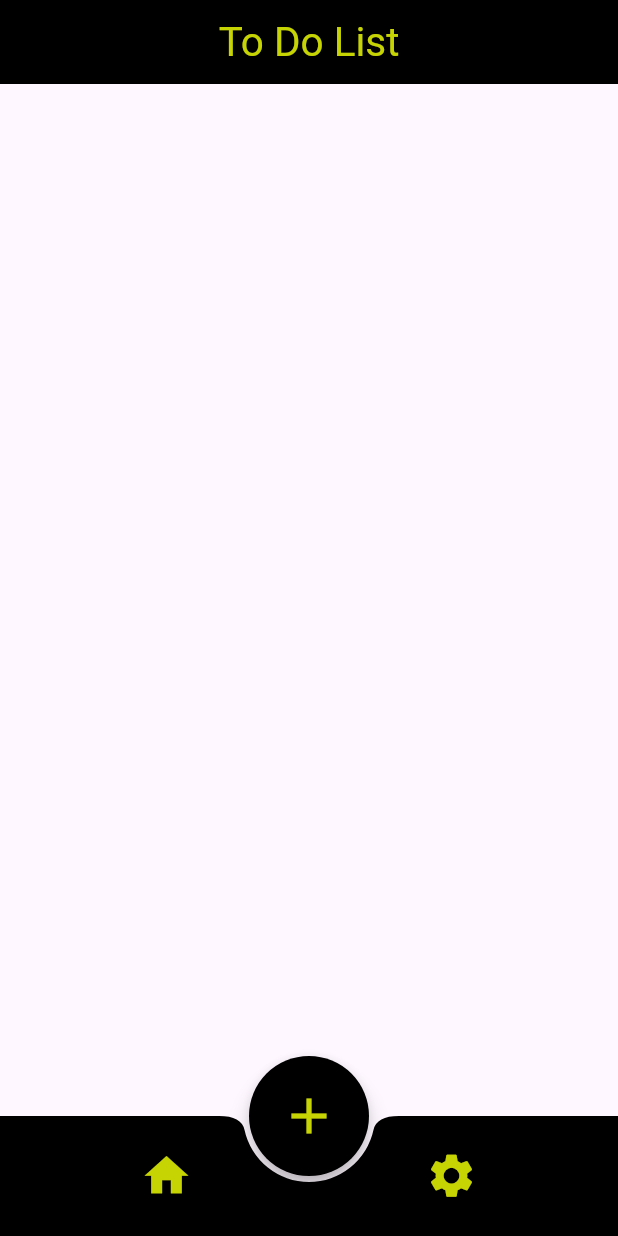
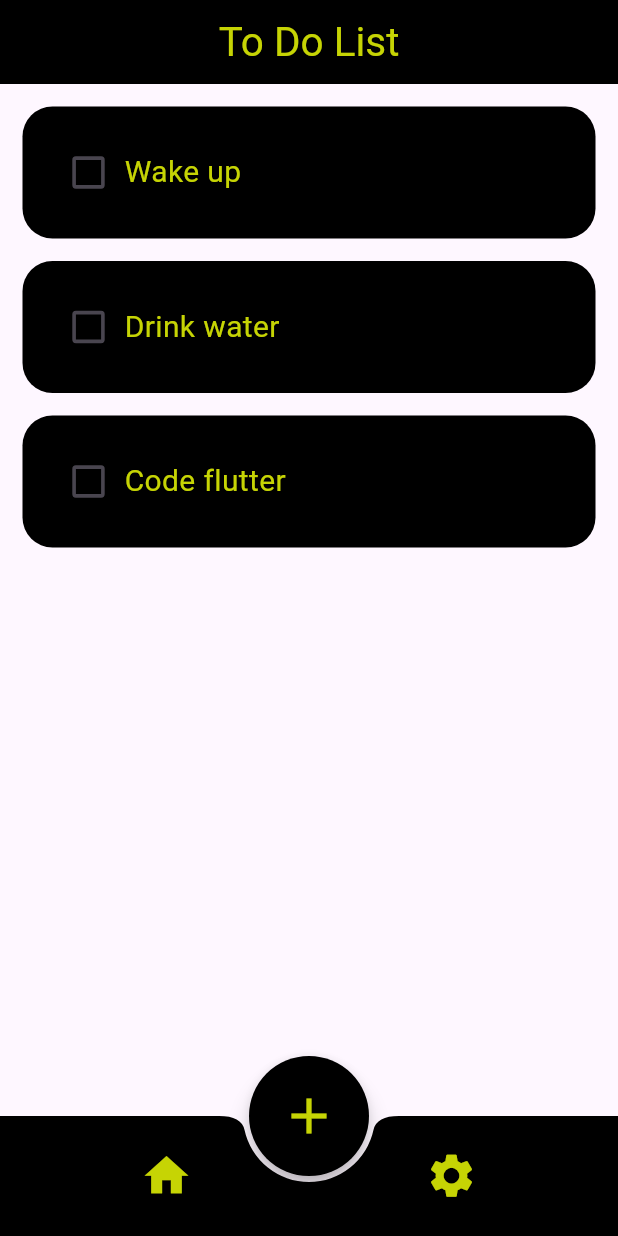
Before and after one commit to hamitk07/To-Do-App, a Flutter app: the screen it shows after launch, on a phone screen of 412 x 824 dp. Run offline on Flutter 3.47's test engine with Material 3 defaults, Android fonts, the phone set to English and light mode, and no system bars.

Commit message:
Added list items and their checkboxes

```diff
--- a/lib/main.dart
+++ b/lib/main.dart
@@ -1,5 +1,5 @@
 import 'package:flutter/material.dart';
-import 'HomePage.dart';
+import 'pages/home_page.dart';
 
 void main() {
   runApp(const MainApp());
@@ -10,9 +10,6 @@ class MainApp extends StatelessWidget {
 
   @override
   Widget build(BuildContext context) {
-    return const MaterialApp(
-      debugShowCheckedModeBanner: false,
-      home: HomePage(),
-    );
+    return MaterialApp(debugShowCheckedModeBanner: false, home: HomePage());
   }
 }
--- a/lib/HomePage.dart
+++ b/lib/pages/home_page.dart
@@ -1,17 +1,36 @@
 import 'package:flutter/material.dart';
+import 'package:flutter_1/utils/todo_list.dart';
 
 void main() {
-  runApp(const HomePage());
+  runApp(HomePage());
 }
 
-class HomePage extends StatelessWidget {
-  const HomePage({super.key});
+class HomePage extends StatefulWidget {
+  HomePage({super.key});
+
+  @override
+  State<HomePage> createState() => _HomePageState();
+}
+
+class _HomePageState extends State<HomePage> {
+  final List todolist = [
+    ["Wake up", false],
+    ["Drink water", false],
+    ["Code flutter", false],
+  ];
+
+  void chechBoxChanged(int index) {
+    setState(() {
+      todolist[index][1] = !todolist[index][1];
+    });
+  }
 
   @override
   Widget build(BuildContext context) {
     return MaterialApp(
       debugShowCheckedModeBanner: false,
       home: Scaffold(
+        // App Bar
         appBar: AppBar(
           title: Text(
             "To Do List",
@@ -25,7 +44,18 @@ class HomePage extends StatelessWidget {
           backgroundColor: Colors.black,
           elevation: 0,
         ),
-        body: Row(),
+        // Body
+        body: ListView.builder(
+          itemCount: todolist.length,
+          itemBuilder: (BuildContext context, index) {
+            return TodoList(
+              taskName: todolist[index][0],
+              taskCompleted: todolist[index][1],
+              onChanged: (value) => chechBoxChanged(index),
+            );
+          },
+        ),
+        // FAB
         floatingActionButtonLocation: FloatingActionButtonLocation.centerDocked,
         floatingActionButton: SizedBox(
           width: 80,
@@ -41,6 +71,7 @@ class HomePage extends StatelessWidget {
             ),
           ),
         ),
+        // Bottom Nav Bar
         bottomNavigationBar: BottomAppBar(
           color: Colors.black,
           shape: CircularNotchedRectangle(),
--- /dev/null
+++ b/lib/utils/todo_list.dart
@@ -0,0 +1,59 @@
+import 'package:flutter/material.dart';
+
+class TodoList extends StatelessWidget {
+  TodoList({
+    super.key,
+    required this.taskName,
+    required this.taskCompleted,
+    this.onChanged,
+  });
+
+  final String taskName;
+  final bool taskCompleted;
+  final Function(bool?)? onChanged;
+
+  @override
+  Widget build(BuildContext context) {
+    return Padding(
+      padding: const EdgeInsets.only(top: 15, left: 15, right: 15, bottom: 0),
+      child: Container(
+        padding: const EdgeInsets.all(20),
+        decoration: BoxDecoration(
+          color: Colors.black,
+          borderRadius: BorderRadius.circular(20),
+        ),
+        child: Row(
+          children: [
+            Transform.scale(
+              scale: 1.2,
+              child: Checkbox(
+                value: taskCompleted,
+                onChanged: onChanged,
+                fillColor: MaterialStateProperty.resolveWith<Color>((
+                  Set<MaterialState> states,
+                ) {
+                  if (states.contains(MaterialState.selected)) {
+                    return Colors.black; // İşaretli olduğunda renk
+                  }
+                  return const Color.fromARGB(
+                    0,
+                    158,
+                    158,
+                    158,
+                  ); // İşaretsiz durum rengi
+                }),
+              ),
+            ),
+            Text(
+              taskName,
+              style: const TextStyle(
+                color: Color.fromARGB(255, 198, 212, 4),
+                fontSize: 20,
+              ),
+            ),
+          ],
+        ),
+      ),
+    );
+  }
+}
```
Also changed, not shown: 1 other file.
